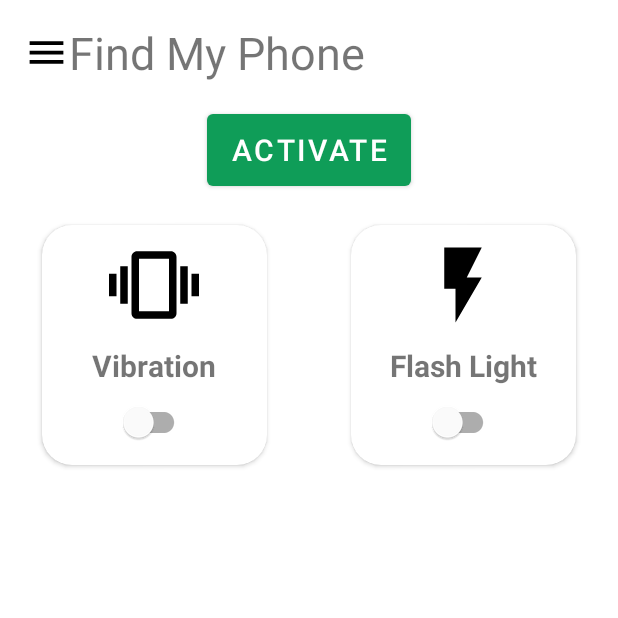
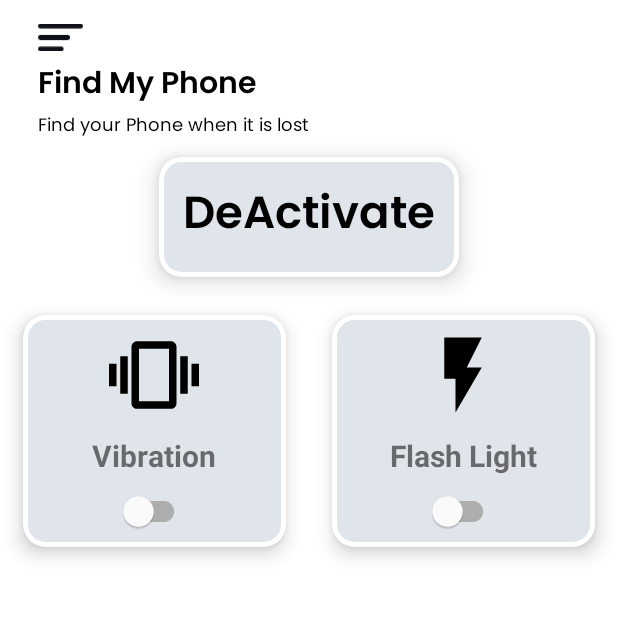
Before and after one commit to RehanKhan031/FindMyPhonewhistle, an Android app: the MainActivity screen opened directly, with no data from a screen before it, on a phone screen of 412 x 824 dp, the top half of it. Run offline under Robolectric (Android 15) with nearby library versions, the phone set to English and light mode, and no system bars; libraries missing offline, so code that uses them is left out: com.karumi.dexter; 1 statement that could not run was skipped.

Commit message:
MainScreen Design Changed

```diff
--- a/app/src/main/java/com/example/findmyphonewhistle/MainActivity.kt
+++ b/app/src/main/java/com/example/findmyphonewhistle/MainActivity.kt
@@ -39,9 +39,9 @@ class MainActivity : AppCompatActivity() {
 
         binding.apply {
             if (clap == 0) {
-                activate.text = "DeActivate"
+                activateTxt.text = "Activate"
             }else{
-                activate.text = "Activate"
+                activateTxt.text = "DeActivate"
             }
             activate.setOnClickListener {
                 MyUtils.KEERA++
@@ -50,12 +50,12 @@ class MainActivity : AppCompatActivity() {
                     recordAudioSync.clap = 1
                     clap = 1
                     permissions()
-                    activate.text = "Activate"
+                    activateTxt.text = "DeActivate"
                 } else {
                     clapBool = false
                     clap = 0
                     recordAudioSync.clap = 0
-                    activate.text = "DeActivate"
+                    activateTxt.text = "Activate"
                 }
             }
             flashLightSwitch.setOnCheckedChangeListener { _, isChecked ->
--- a/app/src/main/java/com/example/findmyphonewhistle/Operation.kt
+++ b/app/src/main/java/com/example/findmyphonewhistle/Operation.kt
@@ -94,7 +94,7 @@ class Operation(var context: Context) {
                             if (Build.VERSION.SDK_INT >= Build.VERSION_CODES.M) {
                                 try {
                                     if (cameraManager != null) {
-                                        cameraid = cameraManager!!.getCameraIdList()[0]
+                                        cameraid = cameraManager!!.cameraIdList[0]
                                         cameraManager!!.setTorchMode(cameraid!!, true)
                                         MainActivity.count = 1
                                         action = "On"
--- /dev/null
+++ b/app/src/main/res/drawable-mdpi/navigation_bar_icon.xml
@@ -0,0 +1,15 @@
+<vector xmlns:android="http://schemas.android.com/apk/res/android"
+    android:width="28dp"
+    android:height="17dp"
+    android:viewportWidth="28"
+    android:viewportHeight="17">
+  <path
+      android:pathData="M1.5,7L18.5,7A1.5,1.5 0,0 1,20 8.5L20,8.5A1.5,1.5 0,0 1,18.5 10L1.5,10A1.5,1.5 0,0 1,0 8.5L0,8.5A1.5,1.5 0,0 1,1.5 7z"
+      android:fillColor="#0F1217"/>
+  <path
+      android:pathData="M1.5,0L26.5,0A1.5,1.5 0,0 1,28 1.5L28,1.5A1.5,1.5 0,0 1,26.5 3L1.5,3A1.5,1.5 0,0 1,0 1.5L0,1.5A1.5,1.5 0,0 1,1.5 0z"
+      android:fillColor="#0F1217"/>
+  <path
+      android:pathData="M1.5,14L14.5,14A1.5,1.5 0,0 1,16 15.5L16,15.5A1.5,1.5 0,0 1,14.5 17L1.5,17A1.5,1.5 0,0 1,0 15.5L0,15.5A1.5,1.5 0,0 1,1.5 14z"
+      android:fillColor="#0F1217"/>
+</vector>
--- /dev/null
+++ b/app/src/main/res/font/poppins.xml
@@ -0,0 +1,7 @@
+<?xml version="1.0" encoding="utf-8"?>
+<font-family xmlns:app="http://schemas.android.com/apk/res-auto"
+        app:fontProviderAuthority="com.google.android.gms.fonts"
+        app:fontProviderPackage="com.google.android.gms"
+        app:fontProviderQuery="Poppins"
+        app:fontProviderCerts="@array/com_google_android_gms_fonts_certs">
+</font-family>
--- /dev/null
+++ b/app/src/main/res/font/poppins_semi_bold.xml
@@ -0,0 +1,7 @@
+<?xml version="1.0" encoding="utf-8"?>
+<font-family xmlns:app="http://schemas.android.com/apk/res-auto"
+        app:fontProviderAuthority="com.google.android.gms.fonts"
+        app:fontProviderPackage="com.google.android.gms"
+        app:fontProviderQuery="name=Poppins&amp;weight=600"
+        app:fontProviderCerts="@array/com_google_android_gms_fonts_certs">
+</font-family>
--- a/app/src/main/res/layout/activity_main.xml
+++ b/app/src/main/res/layout/activity_main.xml
@@ -1,7 +1,15 @@
 <?xml version="1.0" encoding="utf-8"?>
-<ScrollView xmlns:android="http://schemas.android.com/apk/res/android"
+<androidx.drawerlayout.widget.DrawerLayout xmlns:android="http://schemas.android.com/apk/res/android"
     xmlns:app="http://schemas.android.com/apk/res-auto"
     xmlns:tools="http://schemas.android.com/tools"
+    android:id="@+id/drawer_layout"
+    android:layout_width="match_parent"
+    android:layout_height="match_parent"
+    android:background="@color/main_screen_bg"
+    android:fillViewport="true"
+    android:fitsSystemWindows="true">
+
+    <ScrollView
         android:layout_width="match_parent"
         android:layout_height="match_parent"
         tools:context=".MainActivity">
@@ -12,55 +20,96 @@
             android:layout_height="wrap_content"
             android:orientation="vertical">
 
-        <LinearLayout
-            android:layout_width="match_parent"
-            android:layout_height="70dp"
-            android:orientation="horizontal">
 
             <ImageView
+                android:id="@+id/navigation_icon"
                 android:layout_width="30dp"
                 android:layout_height="30dp"
-                android:layout_gravity="center_vertical"
-                android:layout_marginStart="16dp"
-                android:src="@drawable/menu_icon" />
+                android:layout_marginStart="25dp"
+                android:layout_marginTop="10dp"
+                android:src="@drawable/navigation_bar_icon" />
 
             <TextView
                 android:layout_width="wrap_content"
                 android:layout_height="wrap_content"
-                android:layout_gravity="center_vertical"
+                android:layout_marginStart="25dp"
+                android:fontFamily="@font/poppins_semi_bold"
                 android:text="@string/find_my_phone"
-                android:textSize="30sp" />
+                android:textColor="@color/black"
+                android:textSize="20sp" />
 
-        </LinearLayout>
+            <TextView
+                android:layout_width="wrap_content"
+                android:layout_height="wrap_content"
+                android:layout_marginStart="25dp"
+                android:fontFamily="@font/poppins"
+                android:text="@string/find_your"
+                android:textColor="@color/black"
+                android:textSize="12sp" />
 
 
             <Button
-            android:id="@+id/activate"
                 android:layout_width="wrap_content"
                 android:layout_height="60dp"
                 android:layout_gravity="center_horizontal"
                 android:text="@string/activate"
-            android:textSize="20sp" />
+                android:textSize="20sp"
+                android:visibility="gone" />
+
+            <com.google.android.material.card.MaterialCardView
+                android:id="@+id/activate"
+                android:layout_width="200dp"
+                android:layout_height="80dp"
+                android:layout_gravity="center_horizontal"
+                android:layout_marginTop="10dp"
+                android:backgroundTint="@color/main_screen_btn_color"
+                app:cardCornerRadius="15dp"
+                app:cardElevation="10dp"
+                app:strokeColor="@color/main_screen_bg"
+                app:strokeWidth="3dp">
+
+                <TextView
+                    android:id="@+id/activate_txt"
+                    android:layout_width="wrap_content"
+                    android:layout_height="wrap_content"
+                    android:layout_gravity="center"
+                    android:fontFamily="@font/poppins_semi_bold"
+                    android:text="@string/activate"
+                    android:textColor="@color/black"
+                    android:textSize="30sp" />
+
+
+            </com.google.android.material.card.MaterialCardView>
+
 
             <LinearLayout
                 android:layout_width="match_parent"
-            android:layout_height="wrap_content"
-            android:orientation="horizontal">
+                android:layout_height="185dp"
+                android:layout_marginTop="10dp"
+                android:orientation="horizontal"
+                android:weightSum="2">
 
                 <RelativeLayout
+                    android:id="@+id/radiation_btn"
                     android:layout_width="0dp"
                     android:layout_height="match_parent"
                     android:layout_weight="1">
 
-                <androidx.cardview.widget.CardView
-                    android:id="@+id/vibration_btn"
-                    android:layout_width="150dp"
-                    android:layout_height="160dp"
-                    android:layout_margin="20dp"
-                    android:elevation="20dp"
-                    app:cardBackgroundColor="@color/white"
+                    <com.google.android.material.card.MaterialCardView
+                        android:layout_width="180dp"
+                        android:layout_height="match_parent"
                         android:layout_centerInParent="true"
-                    app:cardCornerRadius="20dp">
+                        android:layout_gravity="center_horizontal"
+                        android:layout_marginStart="15dp"
+                        android:layout_marginTop="15dp"
+                        android:layout_marginEnd="15dp"
+                        android:layout_marginBottom="15dp"
+                        android:backgroundTint="@color/main_screen_btn_color"
+                        app:cardCornerRadius="15dp"
+                        app:cardElevation="8dp"
+                        app:strokeColor="@color/main_screen_bg"
+                        app:strokeWidth="3dp">
+
 
                         <LinearLayout
                             android:layout_width="match_parent"
@@ -90,8 +139,7 @@
                                 android:layout_gravity="center_horizontal" />
 
                         </LinearLayout>
-
-                </androidx.cardview.widget.CardView>
+                    </com.google.android.material.card.MaterialCardView>
                 </RelativeLayout>
 
                 <RelativeLayout
@@ -99,15 +147,21 @@
                     android:layout_height="match_parent"
                     android:layout_weight="1">
 
-                <androidx.cardview.widget.CardView
-                    android:id="@+id/flash_lightBtn"
-                    android:layout_width="150dp"
-                    android:layout_height="160dp"
-                    android:layout_margin="20dp"
+                    <com.google.android.material.card.MaterialCardView
+                        android:id="@+id/graph_btn"
+                        android:layout_width="180dp"
+                        android:layout_height="match_parent"
                         android:layout_centerInParent="true"
-                    android:elevation="20dp"
-                    app:cardBackgroundColor="@color/white"
-                    app:cardCornerRadius="20dp">
+                        android:layout_gravity="center_horizontal"
+                        android:layout_marginStart="15dp"
+                        android:layout_marginTop="15dp"
+                        android:layout_marginEnd="15dp"
+                        android:layout_marginBottom="15dp"
+                        android:backgroundTint="@color/main_screen_btn_color"
+                        app:cardCornerRadius="15dp"
+                        app:cardElevation="8dp"
+                        app:strokeColor="@color/main_screen_bg"
+                        app:strokeWidth="3dp">
 
                         <LinearLayout
                             android:layout_width="match_parent"
@@ -139,7 +193,7 @@
 
                         </LinearLayout>
 
-                </androidx.cardview.widget.CardView>
+                    </com.google.android.material.card.MaterialCardView>
                 </RelativeLayout>
 
             </LinearLayout>
@@ -149,3 +203,4 @@
 
 
     </ScrollView>
+</androidx.drawerlayout.widget.DrawerLayout>
--- a/app/src/main/res/values/colors.xml
+++ b/app/src/main/res/values/colors.xml
@@ -8,4 +8,6 @@
     <color name="black">#FF000000</color>
     <color name="white">#FFFFFFFF</color>
     <color name="gray">#A39696</color>
+    <color name="main_screen_bg">#FFFFFFFF</color>
+    <color name="main_screen_btn_color">#E0E5EB</color>
 </resources>
--- a/app/src/main/res/values/strings.xml
+++ b/app/src/main/res/values/strings.xml
@@ -5,4 +5,5 @@
     <string name="vibration">Vibration</string>
     <string name="flash_light">Flash Light</string>
     <string name="activate">Activate</string>
+    <string name="find_your">Find your Phone when it is lost</string>
 </resources>
--- a/app/src/main/res/values/themes.xml
+++ b/app/src/main/res/values/themes.xml
@@ -2,15 +2,15 @@
     <!-- Base application theme. -->
     <style name="Theme.FindMyPhoneWhistle" parent="Theme.MaterialComponents.Light.NoActionBar">
         <!-- Primary brand color. -->
-        <item name="colorPrimary">@color/purple_500</item>
-        <item name="colorPrimaryVariant">@color/purple_700</item>
+        <item name="colorPrimary">@color/black</item>
+        <item name="colorPrimaryVariant">@color/black</item>
         <item name="colorOnPrimary">@color/white</item>
         <!-- Secondary brand color. -->
-        <item name="colorSecondary">@color/teal_200</item>
+        <item name="colorSecondary">@color/black</item>
         <item name="colorSecondaryVariant">@color/teal_700</item>
         <item name="colorOnSecondary">@color/black</item>
         <!-- Status bar color. -->
-        <item name="android:statusBarColor" >?attr/colorPrimaryVariant</item>
+        <item name="android:statusBarColor" >@color/black</item>
         <!-- Customize your theme here. -->
     </style>
 </resources>
```
Lines whose indentation alone changed are shown as unchanged.
